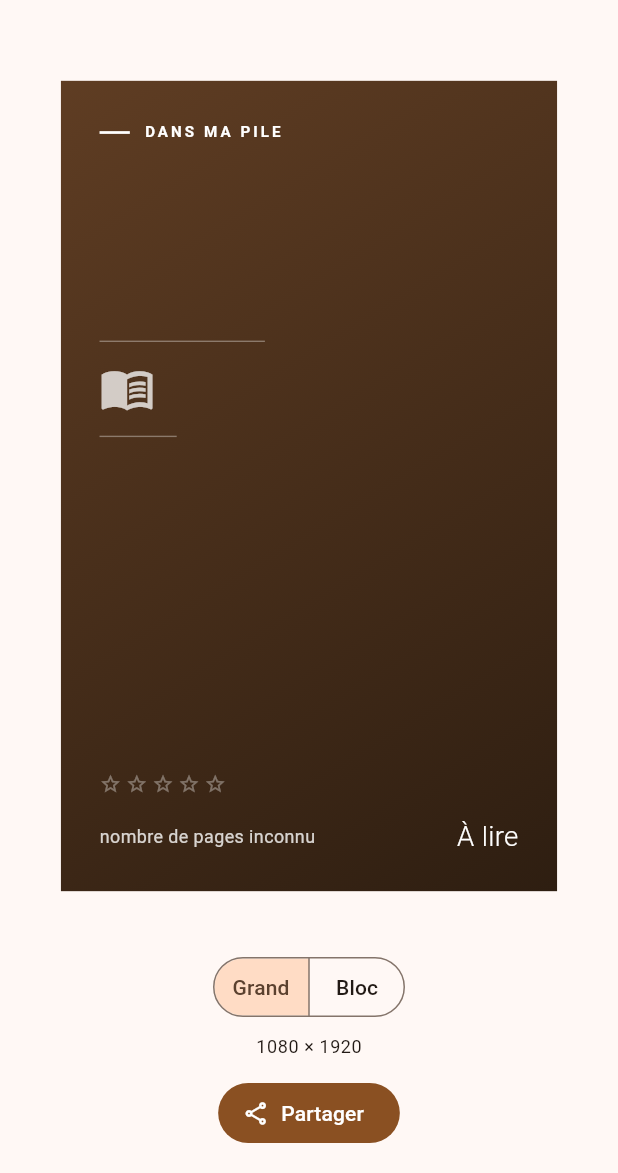
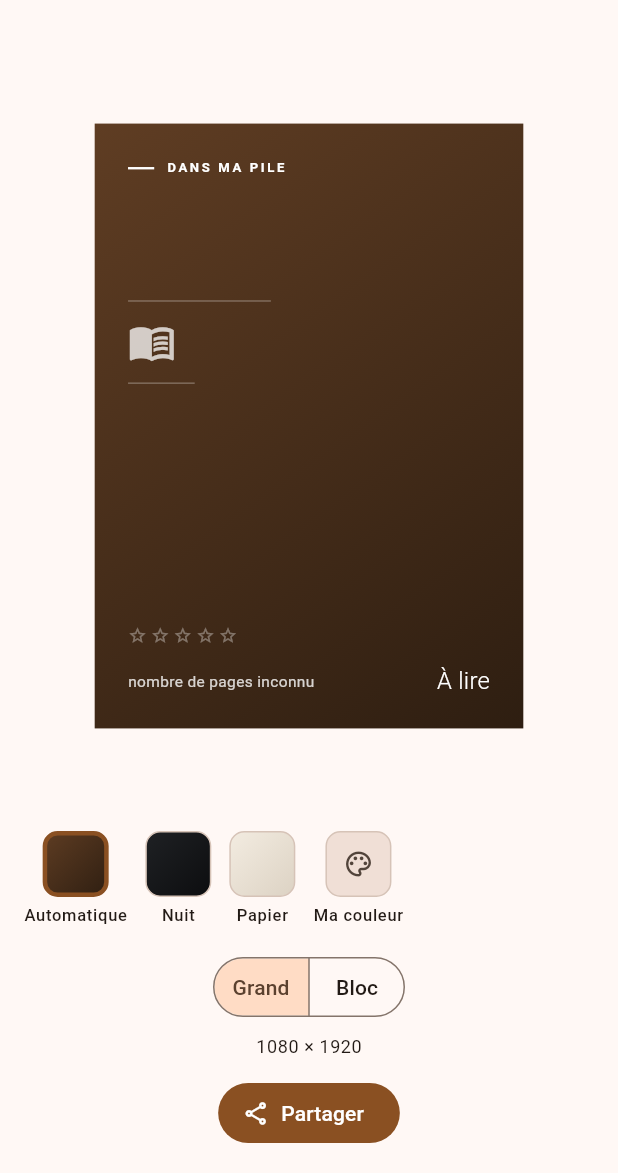
Before and after one commit to BenjaminGott/MyBookmark, a Flutter app: the ShareProgressScreen screen opened directly with empty values, on a phone screen of 412 x 824 dp, the part 63-1236 px from its top. Run offline on Flutter 3.47's test engine with Material 3 defaults, Android fonts, the phone set to English and light mode, and no system bars; our stand-ins replace cached_network_image, drift, drift_flutter, file_picker, flutter_riverpod, palette_generator and 2 more; missing offline and left inert: sqlite3; accounts and stored records are empty; generated files the repository leaves out were written again.

Commit message:
Rend le fond de la carte personnalisable
L'automatique reste le défaut, mais il n'est plus le seul choix.

- Une rangée de fonds sous l'aperçu : l'automatique, une variante claire, une
  sombre, une vive quand la couverture a une seconde couleur, plus deux fonds
  neutres (Nuit, Papier) qui vont avec n'importe quel livre.
- « Clair » et « Sombre » tiennent leur promesse même sur une couverture noire
  ou blanche : la teinte est remontée ou rabattue au lieu de redonner
  l'automatique. Un test le vérifie sur six couvertures très différentes.
- « Ma couleur » ouvre un éditeur de dégradé : haut et bas réglés séparément
  en teinte, intensité et clarté, sur des curseurs qui montrent ce qu'ils
  règlent, avec aperçu du texte.
- Quel que soit le chemin, la couleur du texte et celle de la barre sont
  toujours recalculées à partir du fond : un dégradé malheureux choisi à la
  main ne peut pas rendre la carte illisible.
- L'extraction des couleurs de couverture passe derrière `CoverColors`, ce qui
  isole `palette_generator` et permet de tester les propositions sans décoder
  d'image.

224 tests au vert, `flutter analyze` sans avertissement.

Co-Authored-By: Claude Opus 5 <noreply@anthropic.com>

```diff
--- /dev/null
+++ b/lib/ui/share/background_picker.dart
@@ -0,0 +1,350 @@
+import 'package:flutter/material.dart';
+
+import 'card_backgrounds.dart';
+import 'progress_card_palette.dart';
+
+/// La rangée de fonds proposés, plus l'accès aux couleurs personnelles.
+class BackgroundPicker extends StatelessWidget {
+  const BackgroundPicker({
+    required this.options,
+    required this.selectedIndex,
+    required this.onSelected,
+    required this.onCustom,
+    super.key,
+    this.customPalette,
+  });
+
+  final List<BackgroundOption> options;
+
+  /// Index sélectionné dans [options], ou `null` si c'est le fond personnel.
+  final int? selectedIndex;
+
+  final ValueChanged<int> onSelected;
+  final VoidCallback onCustom;
+
+  /// Le dégradé personnel, une fois qu'il existe.
+  final ProgressCardPalette? customPalette;
+
+  @override
+  Widget build(BuildContext context) {
+    final custom = customPalette;
+
+    return SizedBox(
+      height: 76,
+      child: ListView(
+        scrollDirection: Axis.horizontal,
+        padding: const EdgeInsets.symmetric(horizontal: 16),
+        children: <Widget>[
+          for (var index = 0; index < options.length; index++)
+            _Swatch(
+              label: options[index].label,
+              palette: options[index].palette,
+              selected: selectedIndex == index,
+              onTap: () => onSelected(index),
+            ),
+          _Swatch(
+            label: 'Ma couleur',
+            palette: custom,
+            selected: selectedIndex == null,
+            onTap: onCustom,
+            icon: Icons.palette_outlined,
+          ),
+        ],
+      ),
+    );
+  }
+}
+
+class _Swatch extends StatelessWidget {
+  const _Swatch({
+    required this.label,
+    required this.palette,
+    required this.selected,
+    required this.onTap,
+    this.icon,
+  });
+
+  final String label;
+
+  /// Nul tant qu'aucun dégradé personnel n'a été composé.
+  final ProgressCardPalette? palette;
+
+  final bool selected;
+  final VoidCallback onTap;
+  final IconData? icon;
+
+  @override
+  Widget build(BuildContext context) {
+    final scheme = Theme.of(context).colorScheme;
+    final shown = palette;
+
+    return Padding(
+      padding: const EdgeInsets.only(right: 12),
+      child: Semantics(
+        selected: selected,
+        button: true,
+        child: InkWell(
+          onTap: onTap,
+          borderRadius: BorderRadius.circular(10),
+          child: Column(
+            mainAxisSize: MainAxisSize.min,
+            children: <Widget>[
+              Container(
+                width: 44,
+                height: 44,
+                decoration: BoxDecoration(
+                  borderRadius: BorderRadius.circular(10),
+                  gradient: shown == null
+                      ? null
+                      : LinearGradient(
+                          begin: Alignment.topLeft,
+                          end: Alignment.bottomRight,
+                          colors: <Color>[shown.top, shown.bottom],
+                        ),
+                  color: shown == null ? scheme.surfaceContainerHighest : null,
+                  border: Border.all(
+                    color: selected ? scheme.primary : scheme.outlineVariant,
+                    width: selected ? 3 : 1,
+                  ),
+                ),
+                child: icon == null
+                    ? null
+                    : Icon(
+                        icon,
+                        size: 20,
+                        color: shown?.foreground ?? scheme.onSurfaceVariant,
+                      ),
+              ),
+              const SizedBox(height: 4),
+              Text(label, style: Theme.of(context).textTheme.labelSmall),
+            ],
+          ),
+        ),
+      ),
+    );
+  }
+}
+
+/// Compose un dégradé à la main : une couleur en haut, une en bas.
+///
+/// Renvoie `null` si l'utilisateur referme sans valider.
+Future<ProgressCardPalette?> showCustomBackgroundEditor(
+  BuildContext context, {
+  ProgressCardPalette? initial,
+}) {
+  return showModalBottomSheet<ProgressCardPalette>(
+    context: context,
+    isScrollControlled: true,
+    showDragHandle: true,
+    builder: (context) => _CustomBackgroundSheet(initial: initial),
+  );
+}
+
+class _CustomBackgroundSheet extends StatefulWidget {
+  const _CustomBackgroundSheet({this.initial});
+
+  final ProgressCardPalette? initial;
+
+  @override
+  State<_CustomBackgroundSheet> createState() => _CustomBackgroundSheetState();
+}
+
+class _CustomBackgroundSheetState extends State<_CustomBackgroundSheet> {
+  late HSVColor _top = HSVColor.fromColor(
+    widget.initial?.top ?? const Color(0xFF2B4B6F),
+  );
+  late HSVColor _bottom = HSVColor.fromColor(
+    widget.initial?.bottom ?? const Color(0xFF12202F),
+  );
+
+  /// `true` quand les réglages portent sur le haut du dégradé.
+  bool _editingTop = true;
+
+  HSVColor get _edited => _editingTop ? _top : _bottom;
+
+  set _edited(HSVColor value) {
+    if (_editingTop) {
+      _top = value;
+    } else {
+      _bottom = value;
+    }
+  }
+
+  ProgressCardPalette get _palette => ProgressCardPalette.custom(
+        top: _top.toColor(),
+        bottom: _bottom.toColor(),
+      );
+
+  @override
+  Widget build(BuildContext context) {
+    final palette = _palette;
+
+    return SafeArea(
+      child: Padding(
+        padding: const EdgeInsets.fromLTRB(20, 0, 20, 16),
+        child: Column(
+          mainAxisSize: MainAxisSize.min,
+          crossAxisAlignment: CrossAxisAlignment.stretch,
+          children: <Widget>[
+            Text(
+              'Mon dégradé',
+              style: Theme.of(context).textTheme.titleMedium,
+            ),
+            const SizedBox(height: 12),
+            Container(
+              height: 72,
+              decoration: BoxDecoration(
+                borderRadius: BorderRadius.circular(12),
+                gradient: LinearGradient(
+                  begin: Alignment.topLeft,
+                  end: Alignment.bottomRight,
+                  colors: <Color>[palette.top, palette.bottom],
+                ),
+              ),
+              alignment: Alignment.center,
+              child: Text(
+                'Aperçu du texte',
+                style: TextStyle(
+                  color: palette.foreground,
+                  fontWeight: FontWeight.w600,
+                ),
+              ),
+            ),
+            const SizedBox(height: 16),
+            SegmentedButton<bool>(
+              segments: const <ButtonSegment<bool>>[
+                ButtonSegment<bool>(value: true, label: Text('Haut')),
+                ButtonSegment<bool>(value: false, label: Text('Bas')),
+              ],
+              selected: <bool>{_editingTop},
+              showSelectedIcon: false,
+              onSelectionChanged: (selection) =>
+                  setState(() => _editingTop = selection.first),
+            ),
+            const SizedBox(height: 12),
+            _HueSlider(
+              value: _edited.hue,
+              onChanged: (hue) =>
+                  setState(() => _edited = _edited.withHue(hue)),
+            ),
+            _LabelledSlider(
+              label: 'Intensité',
+              value: _edited.saturation,
+              gradient: <Color>[
+                HSVColor.fromAHSV(1, _edited.hue, 0, _edited.value).toColor(),
+                HSVColor.fromAHSV(1, _edited.hue, 1, _edited.value).toColor(),
+              ],
+              onChanged: (saturation) => setState(
+                () => _edited = _edited.withSaturation(saturation),
+              ),
+            ),
+            _LabelledSlider(
+              label: 'Clarté',
+              value: _edited.value,
+              gradient: <Color>[
+                Colors.black,
+                HSVColor.fromAHSV(1, _edited.hue, _edited.saturation, 1)
+                    .toColor(),
+              ],
+              onChanged: (value) =>
+                  setState(() => _edited = _edited.withValue(value)),
+            ),
+            const SizedBox(height: 16),
+            Row(
+              children: <Widget>[
+                Expanded(
+                  child: TextButton(
+                    onPressed: () => Navigator.of(context).pop(),
+                    child: const Text('Annuler'),
+                  ),
+                ),
+                const SizedBox(width: 12),
+                Expanded(
+                  child: FilledButton(
+                    onPressed: () => Navigator.of(context).pop(_palette),
+                    child: const Text('Appliquer'),
+                  ),
+                ),
+              ],
+            ),
+          ],
+        ),
+      ),
+    );
+  }
+}
+
+/// Un curseur de teinte, coloré sur toute la roue.
+class _HueSlider extends StatelessWidget {
+  const _HueSlider({required this.value, required this.onChanged});
+
+  final double value;
+  final ValueChanged<double> onChanged;
+
+  @override
+  Widget build(BuildContext context) {
+    return _LabelledSlider(
+      label: 'Teinte',
+      value: value / 360,
+      gradient: <Color>[
+        for (var hue = 0; hue <= 360; hue += 60)
+          HSVColor.fromAHSV(1, hue.toDouble() % 360, 1, 1).toColor(),
+      ],
+      onChanged: (fraction) => onChanged(fraction * 360),
+    );
+  }
+}
+
+/// Un curseur posé sur une bande dégradée, qui montre ce qu'il règle.
+class _LabelledSlider extends StatelessWidget {
+  const _LabelledSlider({
+    required this.label,
+    required this.value,
+    required this.gradient,
+    required this.onChanged,
+  });
+
+  final String label;
+  final double value;
+  final List<Color> gradient;
+  final ValueChanged<double> onChanged;
+
+  @override
+  Widget build(BuildContext context) {
+    return Column(
+      crossAxisAlignment: CrossAxisAlignment.start,
+      children: <Widget>[
+        Text(label, style: Theme.of(context).textTheme.labelMedium),
+        Stack(
+          alignment: Alignment.center,
+          children: <Widget>[
+            Padding(
+              padding: const EdgeInsets.symmetric(horizontal: 12),
+              child: Container(
+                height: 10,
+                decoration: BoxDecoration(
+                  borderRadius: BorderRadius.circular(5),
+                  gradient: LinearGradient(colors: gradient),
+                ),
+              ),
+            ),
+            SliderTheme(
+              data: SliderTheme.of(context).copyWith(
+                trackHeight: 10,
+                activeTrackColor: Colors.transparent,
+                inactiveTrackColor: Colors.transparent,
+                overlayShape: const RoundSliderOverlayShape(overlayRadius: 16),
+              ),
+              child: Slider(
+                value: value.clamp(0.0, 1.0),
+                onChanged: onChanged,
+                semanticFormatterCallback: (value) =>
+                    '$label ${(value * 100).round()} %',
+              ),
+            ),
+          ],
+        ),
+      ],
+    );
+  }
+}
--- /dev/null
+++ b/lib/ui/share/card_backgrounds.dart
@@ -0,0 +1,132 @@
+import 'package:flutter/material.dart';
+import 'package:palette_generator/palette_generator.dart';
+
+import 'progress_card_palette.dart';
+
+/// Un fond proposé dans le sélecteur, avec le nom qui l'annonce.
+@immutable
+class BackgroundOption {
+  const BackgroundOption({required this.label, required this.palette});
+
+  final String label;
+  final ProgressCardPalette palette;
+}
+
+/// Les couleurs retenues d'une couverture, avant toute mise en forme.
+///
+/// Isolé de [ProgressCardPalette] pour deux raisons : garder `palette_generator`
+/// derrière une seule porte, et pouvoir construire les propositions sans
+/// décoder d'image dans les tests.
+@immutable
+class CoverColors {
+  const CoverColors({this.dominant, this.vibrant, this.dark, this.light});
+
+  /// Aucune couleur : couverture absente ou illisible.
+  static const CoverColors none = CoverColors();
+
+  final Color? dominant;
+  final Color? vibrant;
+  final Color? dark;
+  final Color? light;
+
+  bool get isEmpty => dominant == null && vibrant == null;
+
+  /// Analyse une couverture. Toute erreur renvoie [CoverColors.none].
+  static Future<CoverColors> fromCover(ImageProvider? cover) async {
+    if (cover == null) {
+      return CoverColors.none;
+    }
+
+    try {
+      final palette = await PaletteGenerator.fromImageProvider(
+        cover,
+        maximumColorCount: 12,
+      );
+      return CoverColors(
+        dominant: palette.dominantColor?.color,
+        vibrant: palette.vibrantColor?.color ?? palette.mutedColor?.color,
+        dark: palette.darkMutedColor?.color ?? palette.darkVibrantColor?.color,
+        light:
+            palette.lightMutedColor?.color ?? palette.lightVibrantColor?.color,
+      );
+    } on Object {
+      return CoverColors.none;
+    }
+  }
+}
+
+/// La liste des fonds proposés pour une couverture donnée.
+///
+/// Le premier est toujours l'automatique : c'est celui qui s'applique sans
+/// rien demander. Viennent ensuite les variantes tirées de la même couverture,
+/// puis deux fonds neutres qui vont avec n'importe quel livre.
+class CardBackgrounds {
+  const CardBackgrounds._();
+
+  /// Fond neutre sombre, indépendant de la couverture.
+  static final ProgressCardPalette night = ProgressCardPalette.custom(
+    top: const Color(0xFF1F2124),
+    bottom: const Color(0xFF0C0D0F),
+  );
+
+  /// Fond neutre clair, dans les tons papier.
+  static final ProgressCardPalette paper = ProgressCardPalette.custom(
+    top: const Color(0xFFF3ECE1),
+    bottom: const Color(0xFFDCD2C3),
+  );
+
+  static List<BackgroundOption> forCover(CoverColors colors) {
+    if (colors.isEmpty) {
+      return <BackgroundOption>[
+        BackgroundOption(
+          label: 'Automatique',
+          palette: ProgressCardPalette.fallback(),
+        ),
+        BackgroundOption(label: 'Nuit', palette: night),
+        BackgroundOption(label: 'Papier', palette: paper),
+      ];
+    }
+
+    final base = colors.dominant ?? colors.vibrant;
+    final options = <BackgroundOption>[
+      BackgroundOption(
+        label: 'Automatique',
+        palette: ProgressCardPalette.fromColors(base, colors.dark),
+      ),
+      BackgroundOption(
+        label: 'Sombre',
+        palette: ProgressCardPalette.fromColors(
+          base,
+          colors.dark ?? base,
+          force: PaletteFamily.dark,
+        ),
+      ),
+      BackgroundOption(
+        label: 'Clair',
+        palette: ProgressCardPalette.fromColors(
+          colors.light ?? base,
+          base,
+          force: PaletteFamily.light,
+        ),
+      ),
+    ];
+
+    // Une couverture bicolore mérite sa variante vive ; inutile de la proposer
+    // si elle redonne le même dégradé que l'automatique.
+    final vibrant = colors.vibrant;
+    if (vibrant != null && vibrant != base) {
+      options.add(
+        BackgroundOption(
+          label: 'Vif',
+          palette: ProgressCardPalette.fromColors(vibrant, colors.dark),
+        ),
+      );
+    }
+
+    return <BackgroundOption>[
+      ...options,
+      BackgroundOption(label: 'Nuit', palette: night),
+      BackgroundOption(label: 'Papier', palette: paper),
+    ];
+  }
+}
--- a/lib/ui/share/progress_card_palette.dart
+++ b/lib/ui/share/progress_card_palette.dart
@@ -1,13 +1,25 @@
 import 'package:flutter/material.dart';
-import 'package:palette_generator/palette_generator.dart';
 
 import '../../core/theme/app_theme.dart';
+
+/// Les deux familles de cartes.
+enum PaletteFamily {
+  /// Fond clair, texte sombre.
+  light,
+
+  /// Fond sombre, texte blanc.
+  dark,
+}
 
 /// Les couleurs d'une carte de partage : un dégradé et un texte lisible dessus.
 ///
 /// Le dégradé est tiré de la couverture du livre, mais jamais tel quel : une
 /// couverture très claire ou très sombre donnerait un texte illisible. Les
 /// teintes sont donc ramenées dans une plage utilisable avant d'être retenues.
+///
+/// Quel que soit le chemin — automatique, variante proposée ou couleurs
+/// choisies à la main — la couleur du texte et celle de la barre sont toujours
+/// recalculées à partir du fond, jamais laissées au hasard du choix.
 @immutable
 class ProgressCardPalette {
   const ProgressCardPalette({
@@ -29,10 +41,27 @@ class ProgressCardPalette {
     );
   }
 
+  /// Un dégradé entièrement choisi par l'utilisateur.
+  ///
+  /// Les deux couleurs sont prises telles quelles — c'est le principe d'un
+  /// choix manuel — mais le texte et la barre restent calculés, pour qu'un
+  /// dégradé malheureux ne rende pas la carte illisible.
+  factory ProgressCardPalette.custom({
+    required Color top,
+    required Color bottom,
+  }) {
+    return ProgressCardPalette(
+      top: top,
+      bottom: bottom,
+      foreground: _readableOn(top, bottom),
+      accent: _accentFor(top, bottom),
+    );
+  }
+
   /// Le haut du dégradé.
   final Color top;
 
-  /// Le bas du dégradé, toujours plus sombre que [top].
+  /// Le bas du dégradé.
   final Color bottom;
 
   /// La couleur du texte, choisie pour rester lisible sur le dégradé.
@@ -47,79 +76,72 @@ class ProgressCardPalette {
       ? const Color(0xFF16110D)
       : Colors.white;
 
-  /// Analyse une couverture pour en tirer un dégradé.
-  ///
-  /// Toute erreur — image introuvable, décodage impossible, couverture d'une
-  /// seule couleur — retombe sur [ProgressCardPalette.fallback].
-  static Future<ProgressCardPalette> fromCover(ImageProvider? cover) async {
-    if (cover == null) {
-      return ProgressCardPalette.fallback();
-    }
+  /// Luminosité moyenne du dégradé, celle sur laquelle tout se détache.
+  double get backgroundLuminance =>
+      (top.computeLuminance() + bottom.computeLuminance()) / 2;
 
-    try {
-      final palette = await PaletteGenerator.fromImageProvider(
-        cover,
-        maximumColorCount: 12,
-      );
-      return fromColors(
-        palette.dominantColor?.color,
-        palette.darkMutedColor?.color ??
-            palette.darkVibrantColor?.color ??
-            palette.mutedColor?.color,
-      );
-    } on Object {
-      return ProgressCardPalette.fallback();
-    }
-  }
+  /// À quelle famille appartient ce dégradé.
+  PaletteFamily get family =>
+      backgroundLuminance > 0.42 ? PaletteFamily.light : PaletteFamily.dark;
 
   /// Construit une palette à partir de deux couleurs brutes.
-  ///
-  /// Séparé de [fromCover] pour être testable sans décoder d'image.
   ///
   /// Deux familles de cartes, selon la couverture : une couverture claire donne
   /// une carte claire à texte sombre, une couverture sombre donne une carte
   /// sombre à texte blanc. Assombrir systématiquement aurait été plus simple,
   /// mais toutes les couvertures pastel auraient rendu la même carte terne.
-  static ProgressCardPalette fromColors(Color? first, Color? second) {
+  ///
+  /// [force] impose une famille au lieu de la déduire : c'est ce qui permet de
+  /// proposer une variante claire et une variante sombre de la même couverture.
+  static ProgressCardPalette fromColors(
+    Color? first,
+    Color? second, {
+    PaletteFamily? force,
+  }) {
     if (first == null) {
       return ProgressCardPalette.fallback();
     }
 
     final companion = second ?? first;
     final luminance = first.computeLuminance();
+    final family =
+        force ?? (luminance > 0.62 ? PaletteFamily.light : PaletteFamily.dark);
 
-    if (luminance > 0.62) {
+    if (family == PaletteFamily.light) {
+      // Une couleur sombre à qui l'on demande une carte claire doit d'abord
+      // être remontée, sinon la « variante claire » resterait sombre.
+      final base = luminance < 0.5 ? _tint(first, 0.72) : first;
+      final mate = companion.computeLuminance() < 0.5
+          ? _tint(companion, 0.6)
+          : companion;
+
       // Le blanc pur est légèrement rabattu : sans cela le dégradé n'aurait
       // aucun relief et la carte ressemblerait à une feuille vide.
-      final top = _shade(first, luminance > 0.9 ? 0.14 : 0.04);
-      final bottom = _tint(companion, 0.3);
+      final top = _shade(base, base.computeLuminance() > 0.9 ? 0.14 : 0.04);
+      final bottom = _tint(mate, 0.3);
       return ProgressCardPalette(
         top: top,
         bottom: bottom,
         foreground: _readableOn(top, bottom),
-        // Franchement plus sombre que le fond : la portion lue doit se voir
-        // d'un coup d'œil, c'est tout le sujet de la carte.
-        accent: _shade(companion, 0.7),
+        accent: _accentFor(top, bottom),
       );
     }
 
     // Le haut reste vivant, le bas est nettement assombri : ça donne de la
     // profondeur et ça garantit un contraste stable en bas de carte, là où se
     // trouvent les chiffres.
-    final top = luminance < 0.03 ? _tint(first, 0.18) : _shade(first, 0.12);
-    final bottom = _shade(companion, 0.55);
+    final base = luminance > 0.62 ? _shade(first, 0.55) : first;
+    final top = base.computeLuminance() < 0.03
+        ? _tint(base, 0.18)
+        : _shade(base, 0.12);
+    final bottom = _shade(companion, luminance > 0.62 ? 0.75 : 0.55);
     return ProgressCardPalette(
       top: top,
       bottom: bottom,
       foreground: _readableOn(top, bottom),
-      // Franchement plus clair que le fond, pour la même raison.
-      accent: _tint(top, 0.78),
+      accent: _accentFor(top, bottom),
     );
   }
-
-  /// Luminosité moyenne du dégradé, celle sur laquelle tout se détache.
-  double get backgroundLuminance =>
-      (top.computeLuminance() + bottom.computeLuminance()) / 2;
 
   /// Blanc ou presque noir, selon ce qui se lit sur le dégradé.
   ///
@@ -130,6 +152,13 @@ class ProgressCardPalette {
     return average > 0.42 ? const Color(0xFF16110D) : Colors.white;
   }
 
+  /// La couleur de la portion lue : franchement détachée du fond, dans un sens
+  /// ou dans l'autre, sans quoi la progression ne se verrait pas.
+  static Color _accentFor(Color top, Color bottom) {
+    final average = (top.computeLuminance() + bottom.computeLuminance()) / 2;
+    return average > 0.42 ? _shade(bottom, 0.7) : _tint(top, 0.78);
+  }
+
   /// Assombrit [color] de [amount] (0 à 1).
   static Color _shade(Color color, double amount) =>
       Color.lerp(color, Colors.black, amount)!;
--- a/lib/ui/share/share_progress_screen.dart
+++ b/lib/ui/share/share_progress_screen.dart
@@ -9,6 +9,8 @@ import 'package:flutter_riverpod/flutter_riverpod.dart';
 import '../../core/failure.dart';
 import '../../domain/models/library_item.dart';
 import '../providers/share_providers.dart';
+import 'background_picker.dart';
+import 'card_backgrounds.dart';
 import 'progress_card_palette.dart';
 import 'progress_share_card.dart';
 
@@ -30,10 +32,29 @@ class ShareProgressScreen extends ConsumerStatefulWidget {
 class _ShareProgressScreenState extends ConsumerState<ShareProgressScreen> {
   final GlobalKey _cardKey = GlobalKey();
 
-  ProgressCardPalette? _palette;
+  /// Les fonds proposés, le premier étant l'automatique.
+  List<BackgroundOption>? _backgrounds;
+
+  /// Index choisi dans [_backgrounds], ou `null` si c'est le fond personnel.
+  int? _selected = 0;
+
+  /// Le dégradé composé à la main, conservé même quand on repasse sur un
+  /// fond proposé : revenir à son choix ne doit pas le faire refaire.
+  ProgressCardPalette? _custom;
+
   ImageProvider? _cover;
   ShareCardFormat _format = ShareCardFormat.large;
   bool _sharing = false;
+
+  /// Le fond réellement appliqué à la carte.
+  ProgressCardPalette? get _palette {
+    final backgrounds = _backgrounds;
+    if (backgrounds == null) {
+      return null;
+    }
+    final index = _selected;
+    return index == null ? _custom : backgrounds[index].palette;
+  }
 
   @override
   void initState() {
@@ -67,13 +88,31 @@ class _ShareProgressScreenState extends ConsumerState<ShareProgressScreen> {
       cover = failed ? null : candidate;
     }
 
-    final palette = await ProgressCardPalette.fromCover(cover);
+    final backgrounds = CardBackgrounds.forCover(
+      await CoverColors.fromCover(cover),
+    );
     if (!mounted) {
       return;
     }
     setState(() {
       _cover = cover;
-      _palette = palette;
+      _backgrounds = backgrounds;
+    });
+  }
+
+  Future<void> _editCustom() async {
+    final chosen = await showCustomBackgroundEditor(
+      context,
+      initial: _custom ?? _palette,
+    );
+    if (chosen == null || !mounted) {
+      // Annulation : on garde le fond courant, et le fond personnel précédent
+      // reste disponible s'il en existait un.
+      return;
+    }
+    setState(() {
+      _custom = chosen;
+      _selected = null;
     });
   }
 
@@ -99,6 +138,14 @@ class _ShareProgressScreenState extends ConsumerState<ShareProgressScreen> {
                     ),
                   ),
                 ),
+                BackgroundPicker(
+                  options: _backgrounds!,
+                  selectedIndex: _selected,
+                  customPalette: _custom,
+                  onSelected: (index) => setState(() => _selected = index),
+                  onCustom: _editCustom,
+                ),
+                const SizedBox(height: 4),
                 Padding(
                   padding: const EdgeInsets.symmetric(horizontal: 16),
                   child: SegmentedButton<ShareCardFormat>(
```
Also changed, not shown: 4 other files.
